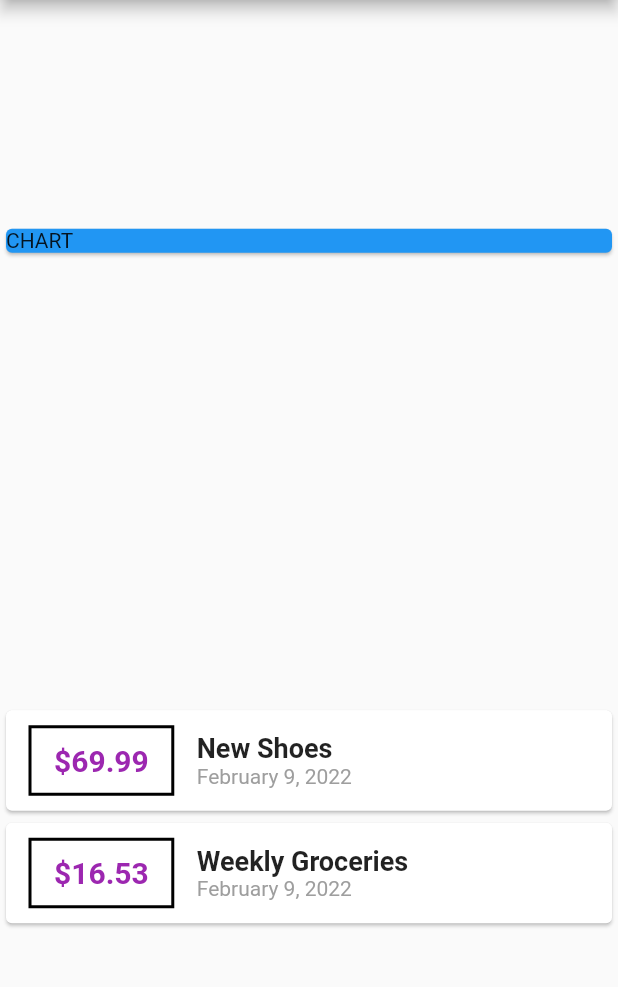
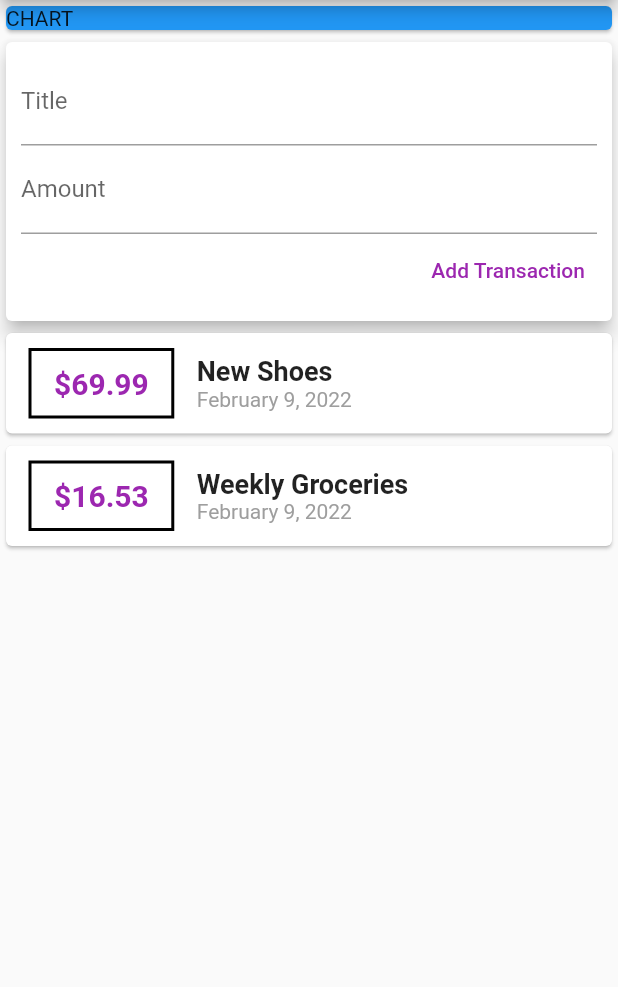
Before and after one commit to ahmetsarac/flutter-personal-expenses, a Flutter app: the screen it shows after launch, on a phone screen of 412 x 824 dp, the part 84-1071 px from its top. Run offline on Flutter 3.47's test engine with Material 2 defaults, Android fonts, the phone set to English and light mode, and no system bars.

Commit message:
TextField and Button are added to add a transaction.

```diff
--- a/lib/main.dart
+++ b/lib/main.dart
@@ -32,6 +32,9 @@ class HomePage extends StatelessWidget {
     ),
   ];
 
+  final titleController = TextEditingController();
+  final amountController = TextEditingController();
+
   @override
   Widget build(BuildContext context) {
     return Scaffold(
@@ -39,7 +42,7 @@ class HomePage extends StatelessWidget {
         title: Text('Personal Expenses'),
       ),
       body: Column(
-        mainAxisAlignment: MainAxisAlignment.spaceAround,
+        // mainAxisAlignment: MainAxisAlignment.spaceAround,
         crossAxisAlignment: CrossAxisAlignment.stretch,
         children: [
           Container(
@@ -47,6 +50,32 @@ class HomePage extends StatelessWidget {
             child: Card(
               color: Colors.blue,
               child: Text('CHART'),
+            ),
+          ),
+          Card(
+            elevation: 5,
+            child: Container(
+              padding: EdgeInsets.all(10.0),
+              child: Column(
+                crossAxisAlignment: CrossAxisAlignment.end,
+                children: [
+                  TextField(
+                    decoration: InputDecoration(labelText: 'Title'),
+                    controller: titleController,
+                  ),
+                  TextField(
+                    decoration: InputDecoration(labelText: 'Amount'),
+                    controller: amountController,
+                  ),
+                  TextButton(
+                    onPressed: () {
+                      print(titleController.text);
+                      print(amountController.text);
+                    },
+                    child: Text('Add Transaction', style: TextStyle(color: Colors.purple)),
+                  )
+                ],
+              ),
             ),
           ),
           Column(
```
Also changed, not shown: pubspec.lock, 1 other file.
